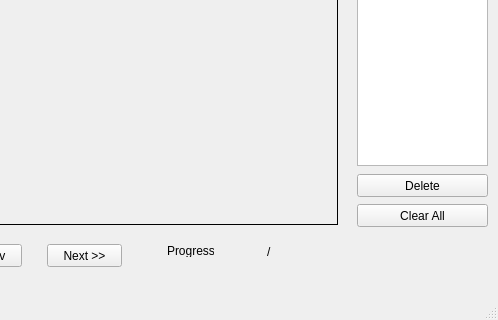
The window that main.ui (h2hallowdy/thesis-gui) describes before a commit, drawn with Qt 5; both pictures show x 213 to 711 and y 96 to 416 of the 711 by 416 pixel window.
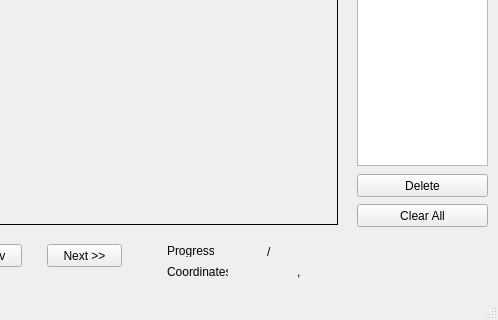
The same window after the commit.

The edit to the form file:
```diff
--- a/main.ui
+++ b/main.ui
@@ -206,6 +206,58 @@
      <string/>
     </property>
    </widget>
+   <widget class="QLabel" name="label_6">
+    <property name="geometry">
+     <rect>
+      <x>380</x>
+      <y>360</y>
+      <width>61</width>
+      <height>16</height>
+     </rect>
+    </property>
+    <property name="text">
+     <string>Coordinates</string>
+    </property>
+   </widget>
+   <widget class="QLabel" name="xVal">
+    <property name="geometry">
+     <rect>
+      <x>460</x>
+      <y>360</y>
+      <width>47</width>
+      <height>13</height>
+     </rect>
+    </property>
+    <property name="text">
+     <string/>
+    </property>
+   </widget>
+   <widget class="QLabel" name="label_8">
+    <property name="geometry">
+     <rect>
+      <x>510</x>
+      <y>360</y>
+      <width>16</width>
+      <height>16</height>
+     </rect>
+    </property>
+    <property name="text">
+     <string>,</string>
+    </property>
+   </widget>
+   <widget class="QLabel" name="yVal">
+    <property name="geometry">
+     <rect>
+      <x>520</x>
+      <y>360</y>
+      <width>47</width>
+      <height>13</height>
+     </rect>
+    </property>
+    <property name="text">
+     <string/>
+    </property>
+   </widget>
   </widget>
   <widget class="QMenuBar" name="menubar">
    <property name="geometry">
```
